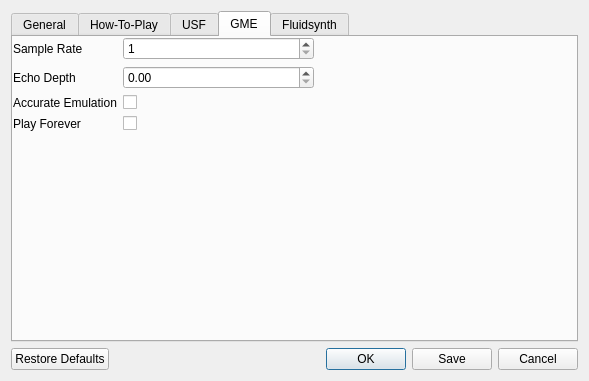
First picture: the form in gui/configdialog.ui, repository derselbst/ANMP, before the edit.
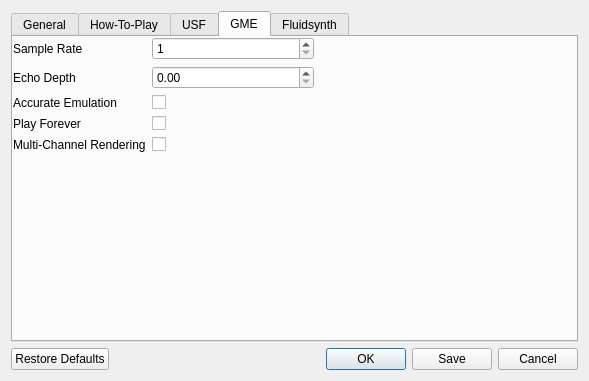
Second picture: the form after the edit. The open tabs and pages were chosen to show the change.

Commit message: add gme multichannel to configdialog

Patch:
```diff
--- a/gui/configdialog.ui
+++ b/gui/configdialog.ui
@@ -235,7 +235,7 @@
            <x>0</x>
            <y>0</y>
            <width>301</width>
-           <height>121</height>
+           <height>122</height>
           </rect>
          </property>
          <layout class="QFormLayout" name="formLayout_4">
@@ -310,6 +310,23 @@
             </property>
            </widget>
           </item>
+          <item row="4" column="0">
+           <widget class="QLabel" name="label_24">
+            <property name="whatsThis">
+             <string>&lt;html&gt;&lt;head/&gt;&lt;body&gt;&lt;p&gt;Requests GME to render each voice to a dedicated stereo channel. Might not be supported by all emulator types.&lt;/p&gt;&lt;/body&gt;&lt;/html&gt;</string>
+            </property>
+            <property name="text">
+             <string>Multi-Channel Rendering</string>
+            </property>
+           </widget>
+          </item>
+          <item row="4" column="1">
+           <widget class="QCheckBox" name="checkGmeMultiChannel">
+            <property name="text">
+             <string/>
+            </property>
+           </widget>
+          </item>
          </layout>
         </widget>
        </widget>
```
The commit also changes 1 other file.
